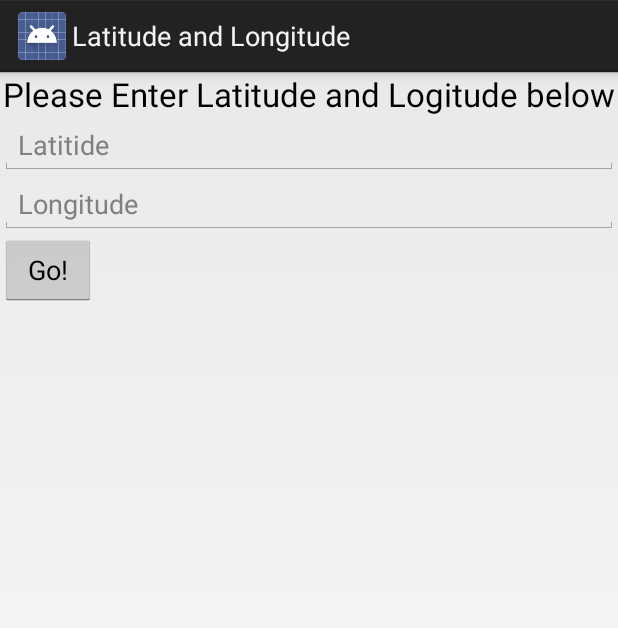
After one commit to 2EDWAP71/Mapping, an Android app: the Set_Location screen opened directly, with no data from a screen before it, on a phone screen of 412 x 824 dp. The commit adds this screen. Shown: the top 628 px of the screen. Run offline under Robolectric (Android 15) with nearby library versions, the phone set to English and light mode, and no system bars.

Commit message:
added another activity *unfinished* for user to enter latitude and longitude

```diff
--- a/app/src/main/AndroidManifest.xml
+++ b/app/src/main/AndroidManifest.xml
@@ -24,6 +24,10 @@
 
         <activity android:name=".MapChooseActivity" android:label="@string/choosemap">
         </activity>
+        <activity android:name=".Set_Location" android:label="Latitude and Longitude">
+
+            </activity>
+
     </application>
 
 
--- /dev/null
+++ b/app/src/main/java/com/example/a2edwap71/mapping/Set_Location.java
@@ -0,0 +1,44 @@
+package com.example.a2edwap71.mapping;
+
+/**
+ * Created by 2edwap71 on 09/02/2017.
+ */
+
+
+import android.app.Activity;
+import android.os.Bundle;
+import android.content.Intent;
+import android.widget.Button;
+import android.view.View;
+
+
+public class Set_Location extends Activity  implements View.OnClickListener {
+    public void onCreate(Bundle savedInstanceState) {
+        super.onCreate(savedInstanceState);
+        setContentView(R.layout.lat_and_lon);
+
+        Button regular = (Button) findViewById(R.id.button);
+        regular.setOnClickListener(this);
+    }
+
+    @Override
+    public void onClick(View view) {
+        Intent intent = new Intent();
+        Bundle bundle=new Bundle();//data that passes between Activities
+        boolean button = false;
+
+        if (view.getId() == R.id.button){
+
+            button=true;
+        }
+        bundle.putBoolean("com.example.button",button);
+        intent.putExtras(bundle);
+
+
+
+
+        setResult(RESULT_OK,intent);
+        finish();
+
+    }
+}
--- /dev/null
+++ b/app/src/main/res/layout/lat_and_lon.xml
@@ -0,0 +1,32 @@
+<?xml version="1.0" encoding="utf-8"?>
+<LinearLayout xmlns:android="http://schemas.android.com/apk/res/android"
+    android:orientation="vertical" android:layout_width="match_parent"
+    android:layout_height="match_parent">
+
+    <TextView
+        android:layout_width="wrap_content"
+        android:layout_height="wrap_content"
+        android:textAppearance="?android:attr/textAppearanceLarge"
+        android:text="Please Enter Latitude and Logitude below"
+        android:id="@+id/textView"
+        android:layout_gravity="center_horizontal" />
+
+    <EditText
+        android:layout_width="match_parent"
+        android:layout_height="wrap_content"
+        android:id="@+id/Latitude"
+        android:hint="Latitide" />
+
+    <EditText
+        android:layout_width="match_parent"
+        android:layout_height="wrap_content"
+        android:id="@+id/Longitude"
+        android:hint="Longitude" />
+
+    <Button
+        android:layout_width="wrap_content"
+        android:layout_height="wrap_content"
+        android:text="Go!"
+        android:id="@+id/button" />
+
+</LinearLayout>
--- a/app/src/main/res/menu/menu_hello_map.xml
+++ b/app/src/main/res/menu/menu_hello_map.xml
@@ -2,4 +2,5 @@
 <menu
     xmlns:android="http://schemas.android.com/apk/res/android">
     <item android:id="@+id/choosemap" android:title="@string/choosemap"/>
+    <item android:id="@+id/latandlon" android:title="@string/latandlon"/>
 </menu>
--- a/app/src/main/res/values/strings.xml
+++ b/app/src/main/res/values/strings.xml
@@ -4,4 +4,5 @@
     <string name="choosemap">Choose Map</string>
     <string name="regularview">Regular View</string>
     <string name="cyclemapview">Cycle Map View </string>
+    <string name="latandlon">Latitude and Longitude </string>
 </resources>
```
Also changed, not shown: app/src/main/java/com/example/a2edwap71/mapping/HelloMap.java (+19 -0 lines).
